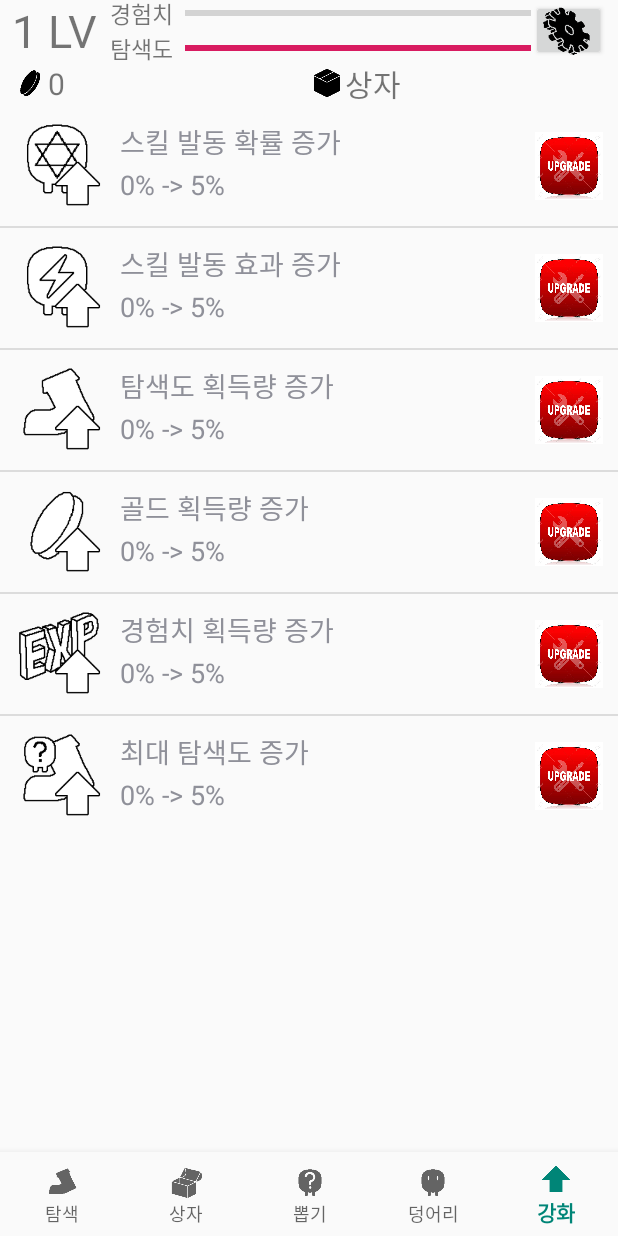
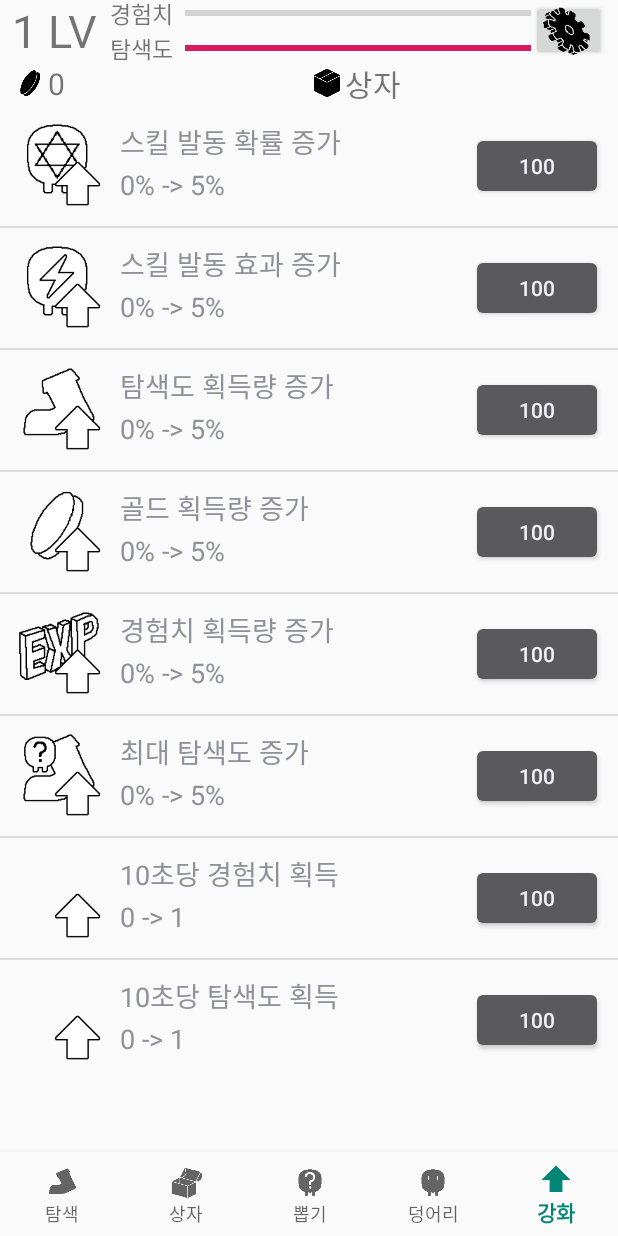
Before and after one commit to nsun9505/MobileAppProgramming_Team1, an Android app: the ListView_Upgrade_main screen opened through its navigation route, on a phone screen of 412 x 824 dp. Run offline under Robolectric (Android 15) with nearby library versions, the phone set to English and light mode, and no system bars; our stand-ins replace navigation-ui.

Commit message:
업그레이드탭 ui 수정

```diff
--- a/app/src/main/java/com/mapteam1/lumpcolletor/ui/upgrade/ListView_Adapter.java
+++ b/app/src/main/java/com/mapteam1/lumpcolletor/ui/upgrade/ListView_Adapter.java
@@ -6,7 +6,6 @@ import android.view.View;
 import android.view.ViewGroup;
 import android.widget.BaseAdapter;
 import android.widget.Button;
-import android.widget.ImageButton;
 import android.widget.ImageView;
 import android.widget.TextView;
 import android.widget.Toast;
@@ -24,7 +23,7 @@ public class ListView_Adapter extends BaseAdapter implements View.OnClickListene
     private ImageView UpgradeIcon;
     private TextView tvUserName;
     private TextView tvUserPhoneNumber;
-    private ImageButton btnSend;
+    private Button btnSend;
 
     // 리스트 아이템 데이터를 저장할 배열
     private ArrayList<ListView_Upgrade> mUserData;
@@ -85,7 +84,7 @@ public class ListView_Adapter extends BaseAdapter implements View.OnClickListene
             tvUserName = (TextView) v.findViewById(R.id.upgrade_name);
             tvUserPhoneNumber = (TextView) v
                     .findViewById(R.id.upgrade_info);
-            btnSend = (ImageButton) v.findViewById(R.id.btn_send);
+            btnSend = (Button) v.findViewById(R.id.btn_send);
         }
 
         // 받아온 position 값을 이용하여 배열에서 아이템을 가져온다.
@@ -97,11 +96,12 @@ public class ListView_Adapter extends BaseAdapter implements View.OnClickListene
         // 데이터의 실존 여부를 판별합니다.
         if (mUser != null) {
             // 데이터가 있다면 갖고 있는 정보를 뷰에 알맞게 배치시킵니다.
-            if (mUser.getUserIcon() != null) {
-                UpgradeIcon.setImageDrawable(mUser.getUserIcon());
+            if (mUser.getIcon() != null) {
+                UpgradeIcon.setImageDrawable(mUser.getIcon());
             }
-            tvUserName.setText(mUser.getUserName());
-            tvUserPhoneNumber.setText(mUser.getUserPhoneNumber());
+            tvUserName.setText(mUser.getName());
+            tvUserPhoneNumber.setText(mUser.getChanges());
+            btnSend.setText(mUser.getCost());
             btnSend.setOnClickListener(this);
         }
         // 완성된 아이템 뷰를 반환합니다.
@@ -122,7 +122,7 @@ public class ListView_Adapter extends BaseAdapter implements View.OnClickListene
 
         switch (v.getId()) {
             case R.id.btn_send:
-                Toast.makeText(mContext, clickItem.getUserPhoneNumber(),
+                Toast.makeText(mContext, clickItem.getChanges(),
                         Toast.LENGTH_SHORT).show();
                 break;
         }
--- a/app/src/main/java/com/mapteam1/lumpcolletor/ui/upgrade/ListView_Upgrade.java
+++ b/app/src/main/java/com/mapteam1/lumpcolletor/ui/upgrade/ListView_Upgrade.java
@@ -3,23 +3,29 @@ package com.mapteam1.lumpcolletor.ui.upgrade;
 import android.graphics.drawable.Drawable;
 
 public class ListView_Upgrade {
-    private Drawable mUserIcon;
-    private String mUserName;
-    private String mUserPhoneNumber;
+    private Drawable mIcon;
+    private String mName;
+    private String mChanges;
+    private String mCost;
 
-    ListView_Upgrade(Drawable userIcon, String userName, String userPhoneNumber) {
-        mUserIcon = userIcon;
-        mUserName = userName;
-        mUserPhoneNumber = userPhoneNumber;
+    ListView_Upgrade(Drawable icon, String name, String changes, String cost) {
+        mIcon = icon;
+        mName = name;
+        mChanges = changes;
+        mCost = cost;
     }
 
-    public Drawable getUserIcon(){return mUserIcon; }
+    public Drawable getIcon(){return mIcon; }
 
-    public String getUserName() {
-        return mUserName;
+    public String getName() {
+        return mName;
     }
 
-    public String  getUserPhoneNumber() {
-        return mUserPhoneNumber;
+    public String getChanges() {
+        return mChanges;
+    }
+
+    public String  getCost() {
+        return mCost;
     }
 }
--- a/app/src/main/java/com/mapteam1/lumpcolletor/ui/upgrade/ListView_Upgrade_main.java
+++ b/app/src/main/java/com/mapteam1/lumpcolletor/ui/upgrade/ListView_Upgrade_main.java
@@ -57,28 +57,36 @@ public class ListView_Upgrade_main  extends Fragment {
         ListView lv = (ListView)root1.findViewById(R.id.upgrade_list);
         lv.setAdapter(adapter);
         ListView_Upgrade u1 = new ListView_Upgrade(getResources().getDrawable(
-                R.drawable.ic_upgrade_0,null), "스킬 발동 확률 증가", "0% -> 5%");
+                R.drawable.ic_upgrade_0,null), "스킬 발동 확률 증가", "0% -> 5%", "100");
         adapter.add(u1);
 
         ListView_Upgrade u2 = new ListView_Upgrade(getResources().getDrawable(
-                R.drawable.ic_upgrade_1,null), "스킬 발동 효과 증가", "0% -> 5%");
+                R.drawable.ic_upgrade_1,null), "스킬 발동 효과 증가", "0% -> 5%", "100");
         adapter.add(u2);
 
         ListView_Upgrade u3 = new ListView_Upgrade(getResources().getDrawable(
-                R.drawable.ic_upgrade_2,null), "탐색도 획득량 증가", "0% -> 5%");
+                R.drawable.ic_upgrade_2,null), "탐색도 획득량 증가", "0% -> 5%", "100");
         adapter.add(u3);
 
         ListView_Upgrade u4 = new ListView_Upgrade(getResources().getDrawable(
-                R.drawable.ic_upgrade_3,null), "골드 획득량 증가", "0% -> 5%");
+                R.drawable.ic_upgrade_3,null), "골드 획득량 증가", "0% -> 5%", "100");
         adapter.add(u4);
 
         ListView_Upgrade u5 = new ListView_Upgrade(getResources().getDrawable(
-                R.drawable.ic_upgrade_4,null), "경험치 획득량 증가", "0% -> 5%");
+                R.drawable.ic_upgrade_4,null), "경험치 획득량 증가", "0% -> 5%", "100");
         adapter.add(u5);
 
         ListView_Upgrade u6 = new ListView_Upgrade(getResources().getDrawable(
-                R.drawable.ic_upgrade_5,null), "최대 탐색도 증가", "0% -> 5%");
+                R.drawable.ic_upgrade_5,null), "최대 탐색도 증가", "0% -> 5%", "100");
         adapter.add(u6);
+
+        ListView_Upgrade u7 = new ListView_Upgrade(getResources().getDrawable(
+                R.drawable.ic_upgrade_,null), "10초당 경험치 획득", "0 -> 1", "100");
+        adapter.add(u7);
+
+        ListView_Upgrade u8 = new ListView_Upgrade(getResources().getDrawable(
+                R.drawable.ic_upgrade_,null), "10초당 탐색도 획득", "0 -> 1", "100");
+        adapter.add(u8);
 
         // Data가 변경 되있음을 알려준다.
         adapter.notifyDataSetChanged();
--- a/app/src/main/res/layout/adapter_upgrade.xml
+++ b/app/src/main/res/layout/adapter_upgrade.xml
@@ -26,6 +26,9 @@
             android:layout_height="0dp"
             android:layout_gravity="center_vertical"
             android:layout_weight="1"
+            android:ellipsize="marquee"
+            android:singleLine="true"
+            android:text="스킬설명"
             android:textSize="18sp" />
 
         <TextView
@@ -34,14 +37,15 @@
             android:layout_height="0dp"
             android:layout_gravity="center_vertical"
             android:layout_weight="1"
+            android:text="기존량->변화량"
             android:textSize="18sp" />
     </LinearLayout>
 
-    <ImageButton
+    <Button
         android:id="@+id/btn_send"
-        android:layout_width="45dp"
+        android:layout_width="wrap_content"
         android:layout_height="45dp"
         android:layout_alignParentRight="true"
         android:layout_centerVertical="true"
-        android:background="@drawable/upgrade"/>
+        android:text="필요골드" />
 </RelativeLayout>
```
Also changed, not shown: app/src/main/res/drawable-v24/ic_upgrade_.png (added).
